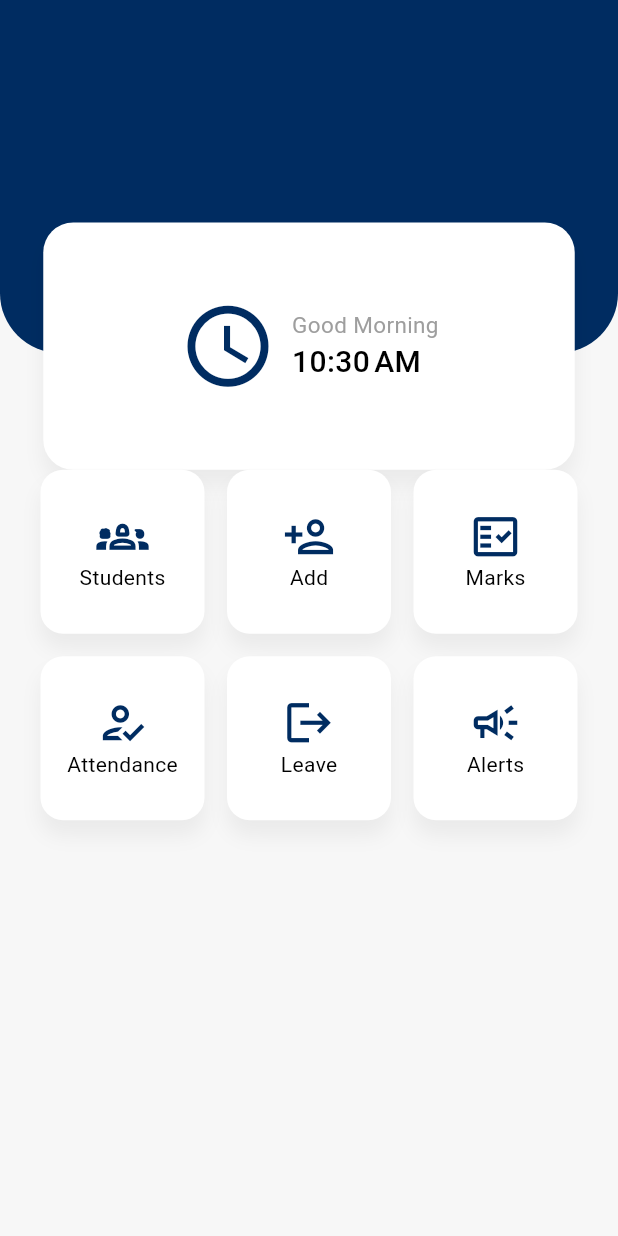
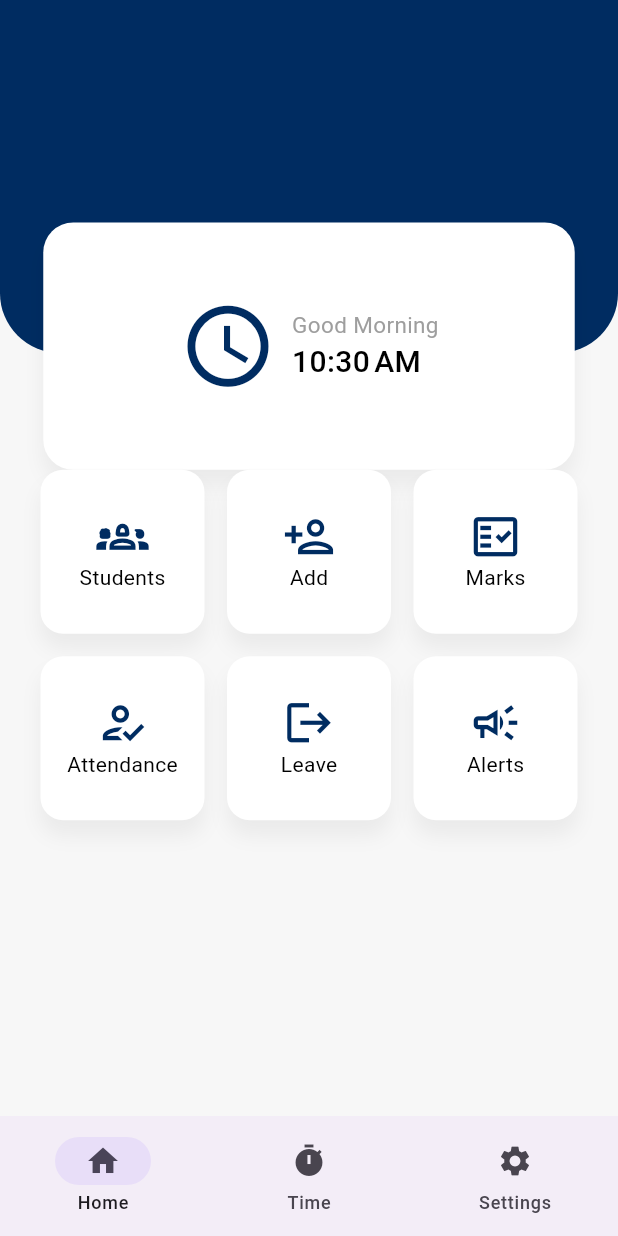
Before and after one commit to unaismnr/student-management, a Flutter app: the screen it shows after launch, on a phone screen of 412 x 824 dp. Run offline on Flutter 3.47's test engine with Material 3 defaults, Android fonts, the phone set to English and light mode, and no system bars.

Commit message:
bottom navigation added

```diff
--- a/lib/main.dart
+++ b/lib/main.dart
@@ -2,7 +2,7 @@ import 'package:flutter/material.dart';
 import 'package:provider/provider.dart';
 import 'package:student_management/controllers/time_provider.dart';
 import 'package:student_management/utils/theme.dart';
-import 'package:student_management/view/home.dart';
+import 'package:student_management/view/main/main_page.dart';
 
 void main() {
   runApp(const MyApp());
@@ -23,7 +23,7 @@ class MyApp extends StatelessWidget {
         title: 'Student Management',
         theme: MainTheme.lightMode,
         darkTheme: MainTheme.darkMode,
-        home: const HomePage(),
+        home: MainPage(),
         debugShowCheckedModeBanner: false,
       ),
     );
--- a/lib/utils/theme.dart
+++ b/lib/utils/theme.dart
@@ -3,10 +3,10 @@ import 'package:student_management/utils/consts.dart';
 
 class MainTheme {
   static final lightMode = ThemeData(
-    // appBarTheme: const AppBarTheme(
-    //   centerTitle: true,
-    //   color: mainColor,
-    // ),
+    appBarTheme: const AppBarTheme(
+      centerTitle: true,
+      color: mainColor,
+    ),
     scaffoldBackgroundColor: const Color.fromARGB(255, 247, 247, 247),
     primaryColor: mainColor,
     cardColor: kWhiteColor,
@@ -20,11 +20,11 @@ class MainTheme {
     ),
   );
   static final darkMode = ThemeData(
-    // appBarTheme: const AppBarTheme(
-    //   centerTitle: true,
-    //   color: mainColor,
-    // ),
-    scaffoldBackgroundColor: const Color.fromARGB(255, 35, 35, 35),
+    appBarTheme: const AppBarTheme(
+      centerTitle: true,
+      color: kBlackColor,
+    ),
+    scaffoldBackgroundColor: const Color.fromARGB(255, 40, 40, 40),
     primaryColor: kBlackColor,
     cardColor: const Color.fromARGB(255, 48, 49, 52),
     iconTheme: const IconThemeData(
--- /dev/null
+++ b/lib/view/main/bottom_navigation.dart
@@ -0,0 +1,34 @@
+import 'package:flutter/material.dart';
+
+ValueNotifier selectedIndexNotifier = ValueNotifier(0);
+
+class BottomNavigation extends StatelessWidget {
+  const BottomNavigation({super.key});
+
+  @override
+  Widget build(BuildContext context) {
+    return ValueListenableBuilder(
+        valueListenable: selectedIndexNotifier,
+        builder: (context, newIndex, _) {
+          return NavigationBar(
+            selectedIndex: newIndex,
+            onDestinationSelected: (value) =>
+                selectedIndexNotifier.value = value,
+            destinations: const [
+              NavigationDestination(
+                icon: Icon(Icons.home),
+                label: 'Home',
+              ),
+              NavigationDestination(
+                icon: Icon(Icons.timer),
+                label: 'Time',
+              ),
+              NavigationDestination(
+                icon: Icon(Icons.settings),
+                label: 'Settings',
+              ),
+            ],
+          );
+        });
+  }
+}
--- /dev/null
+++ b/lib/view/main/main_page.dart
@@ -0,0 +1,27 @@
+import 'package:flutter/material.dart';
+import 'package:student_management/view/home.dart';
+import 'package:student_management/view/main/bottom_navigation.dart';
+import 'package:student_management/view/period_time/period_time.dart';
+import 'package:student_management/view/settings/settings.dart';
+
+class MainPage extends StatelessWidget {
+  MainPage({super.key});
+
+  final _pagesList = [
+    const HomePage(),
+    const PeriodTime(),
+    const Settings(),
+  ];
+
+  @override
+  Widget build(BuildContext context) {
+    return Scaffold(
+      body: ValueListenableBuilder(
+          valueListenable: selectedIndexNotifier,
+          builder: (context, newIndex, _) {
+            return _pagesList[newIndex];
+          }),
+      bottomNavigationBar: const BottomNavigation(),
+    );
+  }
+}
--- /dev/null
+++ b/lib/view/period_time/period_time.dart
@@ -0,0 +1,15 @@
+import 'package:flutter/material.dart';
+
+class PeriodTime extends StatelessWidget {
+  const PeriodTime({super.key});
+
+  @override
+  Widget build(BuildContext context) {
+    return Scaffold(
+      appBar: AppBar(),
+      body: const Center(
+        child: Text('Period Time'),
+      ),
+    );
+  }
+}
--- /dev/null
+++ b/lib/view/settings/settings.dart
@@ -0,0 +1,15 @@
+import 'package:flutter/material.dart';
+
+class Settings extends StatelessWidget {
+  const Settings({super.key});
+
+  @override
+  Widget build(BuildContext context) {
+    return Scaffold(
+      appBar: AppBar(),
+      body: const Center(
+        child: Text('Settings'),
+      ),
+    );
+  }
+}
```
